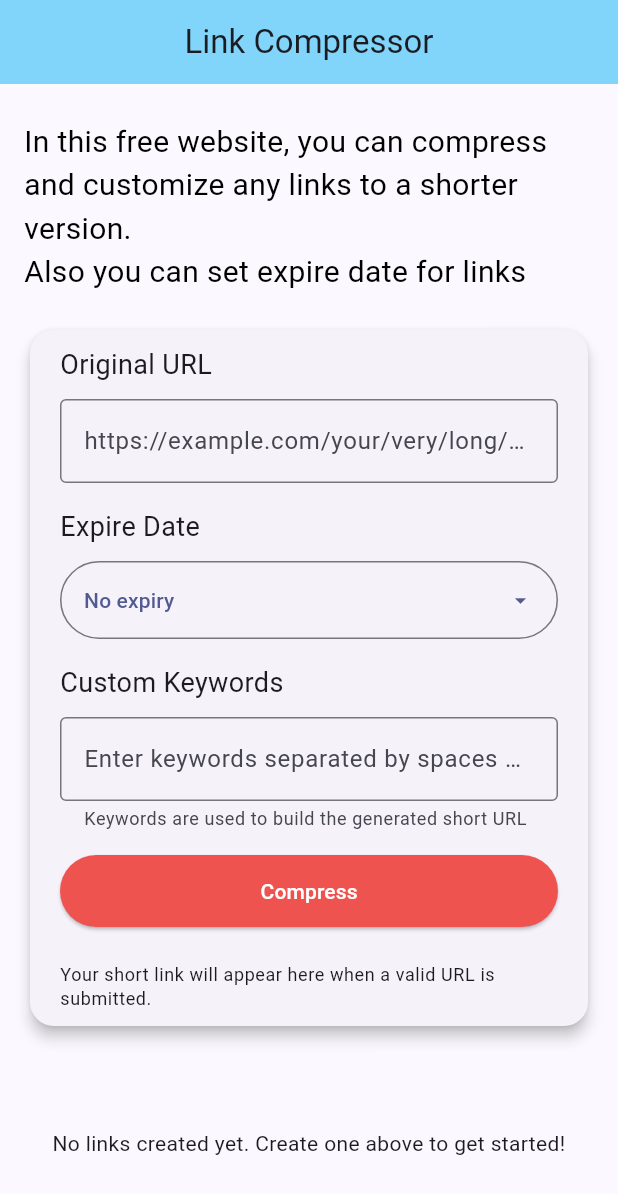
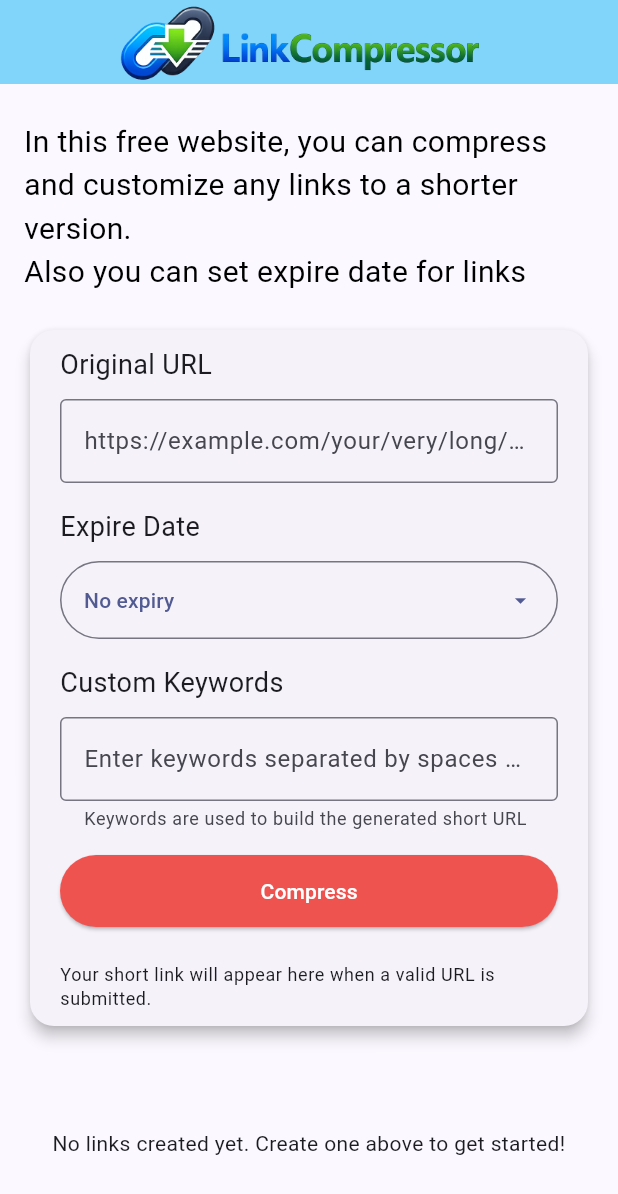
Before and after one commit to LegendHadi/Link-Compressor, a Flutter app: the screen it shows after launch, on a phone screen of 412 x 824 dp. Shown: the top 1194 px of the screen. Run offline on Flutter 3.47's test engine with Material 3 defaults, Android fonts, the phone set to English and light mode, and no system bars; our stand-ins replace qr_flutter, shared_preferences.

Commit message:
Add icon for app

```diff
--- a/lib/main.dart
+++ b/lib/main.dart
@@ -44,7 +44,15 @@ class MyHomePage extends StatelessWidget {
       appBar: AppBar(
         backgroundColor: Colors.lightBlue[200],
         centerTitle: true,
-        title: const Text('Link Compressor'),
+        title: Padding(
+          padding: const EdgeInsets.only(top: 20),
+          child: Image.asset(
+              'assets/images/appbar logo.png',
+              width: 500,
+              height: 250,
+              fit: BoxFit.contain,
+            ),
+        ),
       ),
       body: SafeArea(
         child: SingleChildScrollView(
--- a/pubspec.yaml
+++ b/pubspec.yaml
@@ -64,6 +64,9 @@ flutter:
   #   - images/a_dot_burr.jpeg
   #   - images/a_dot_ham.jpeg
 
+  assets:
+    - assets/images/
+
   # An image asset can refer to one or more resolution-specific "variants", see
   # https://flutter.dev/assets-and-images/#resolution-aware
 
```
Also changed, not shown: assets/images/appbar logo.png (added), assets/images/logo.png (added), 6 other files.
